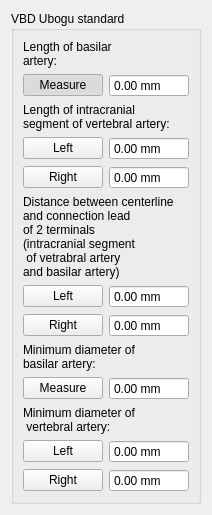
The window that codes/Controller/InteractorStyles/QInteractorStyleSurfaceCenterLineVBDUboguStandard.ui (wuzhuobin/Vessel_Project) describes before a commit, drawn with Qt 5.
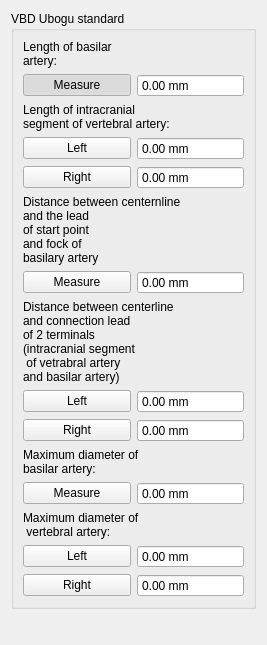
The same window after the commit.

```diff
--- a/codes/Controller/InteractorStyles/QInteractorStyleSurfaceCenterLineVBDUboguStandard.ui
+++ b/codes/Controller/InteractorStyles/QInteractorStyleSurfaceCenterLineVBDUboguStandard.ui
@@ -6,8 +6,8 @@
    <rect>
     <x>0</x>
     <y>0</y>
-    <width>212</width>
-    <height>498</height>
+    <width>267</width>
+    <height>645</height>
    </rect>
   </property>
   <property name="windowTitle">
@@ -20,20 +20,20 @@
       <string>VBD Ubogu standard</string>
      </property>
      <layout class="QGridLayout" name="gridLayout">
-      <item row="9" column="1">
-       <widget class="QDoubleSpinBox" name="doubleSpinBoxMinimumDiameterOfBasilarArtery">
-        <property name="buttonSymbols">
-         <enum>QAbstractSpinBox::NoButtons</enum>
+      <item row="6" column="0">
+       <widget class="QPushButton" name="pushButtonDistanceBetweenCenterlineAndTheLeadOfStartPointAndFockOfBasilarArtery">
+        <property name="text">
+         <string>Measure</string>
         </property>
-        <property name="suffix">
-         <string> mm</string>
+        <property name="checkable">
+         <bool>true</bool>
         </property>
        </widget>
       </item>
       <item row="11" column="0">
        <widget class="QPushButton" name="pushButtonMinimumDiameterOfLeftVetebralArtery">
         <property name="text">
-         <string>Left</string>
+         <string>Measure</string>
         </property>
         <property name="checkable">
          <bool>true</bool>
@@ -43,13 +43,13 @@
         </attribute>
        </widget>
       </item>
-      <item row="9" column="0">
-       <widget class="QPushButton" name="pushButtonMinimumDiameterOfBasilarArtery">
-        <property name="text">
-         <string>Measure</string>
+      <item row="13" column="1">
+       <widget class="QDoubleSpinBox" name="doubleSpinBoxMaximumDiameterOfLeftVetebralArtery">
+        <property name="buttonSymbols">
+         <enum>QAbstractSpinBox::NoButtons</enum>
         </property>
-        <property name="checkable">
-         <bool>true</bool>
+        <property name="suffix">
+         <string> mm</string>
         </property>
         <attribute name="buttonGroup">
          <string notr="true">buttonGroup</string>
@@ -66,11 +66,44 @@
         </property>
        </widget>
       </item>
-      <item row="8" column="0" colspan="2">
-       <widget class="QLabel" name="label_3">
+      <item row="13" column="0">
+       <widget class="QPushButton" name="pushButtonMaximumDiameterOfLeftVetebralArtery">
         <property name="text">
-         <string>Minimum diameter of 
-basilar artery:</string>
+         <string>Left</string>
+        </property>
+        <property name="checkable">
+         <bool>true</bool>
+        </property>
+        <attribute name="buttonGroup">
+         <string notr="true">buttonGroup</string>
+        </attribute>
+       </widget>
+      </item>
+      <item row="14" column="1">
+       <widget class="QDoubleSpinBox" name="doubleSpinBoxMaximumDiameterOfRightVetebralArtery">
+        <property name="buttonSymbols">
+         <enum>QAbstractSpinBox::NoButtons</enum>
+        </property>
+        <property name="suffix">
+         <string> mm</string>
+        </property>
+       </widget>
+      </item>
+      <item row="1" column="1">
+       <widget class="QDoubleSpinBox" name="doubleSpinBoxLengthOfBasilaarArtery">
+        <property name="buttonSymbols">
+         <enum>QAbstractSpinBox::NoButtons</enum>
+        </property>
+        <property name="suffix">
+         <string> mm</string>
+        </property>
+       </widget>
+      </item>
+      <item row="2" column="0" colspan="2">
+       <widget class="QLabel" name="label_2">
+        <property name="text">
+         <string>Length of intracranial 
+segment of vertebral artery: </string>
         </property>
        </widget>
       </item>
@@ -84,50 +117,6 @@
         </property>
        </widget>
       </item>
-      <item row="4" column="0">
-       <widget class="QPushButton" name="pushButtonLengthOfIntracranialSegmentOfRightVetrabralArtery">
-        <property name="text">
-         <string>Right</string>
-        </property>
-        <property name="checkable">
-         <bool>true</bool>
-        </property>
-        <attribute name="buttonGroup">
-         <string notr="true">buttonGroup</string>
-        </attribute>
-       </widget>
-      </item>
-      <item row="4" column="1">
-       <widget class="QDoubleSpinBox" name="doubleSpinBoxLengthOfIntracranialSegmentOfRightVetrabralArtery">
-        <property name="buttonSymbols">
-         <enum>QAbstractSpinBox::NoButtons</enum>
-        </property>
-        <property name="suffix">
-         <string> mm</string>
-        </property>
-       </widget>
-      </item>
-      <item row="3" column="0">
-       <widget class="QPushButton" name="pushButtonLengthOfIntracranialSegmentOfLeftVetrabralArtery">
-        <property name="text">
-         <string>Left</string>
-        </property>
-        <property name="checkable">
-         <bool>true</bool>
-        </property>
-        <attribute name="buttonGroup">
-         <string notr="true">buttonGroup</string>
-        </attribute>
-       </widget>
-      </item>
-      <item row="10" column="0" colspan="2">
-       <widget class="QLabel" name="label_4">
-        <property name="text">
-         <string>Minimum diameter of 
- vertebral artery:</string>
-        </property>
-       </widget>
-      </item>
       <item row="0" column="0" colspan="2">
        <widget class="QLabel" name="label">
         <property name="text">
@@ -136,7 +125,7 @@
         </property>
        </widget>
       </item>
-      <item row="7" column="0">
+      <item row="9" column="0">
        <widget class="QPushButton" name="pushButtonDistanceBetweenCenterlineAndConnectionLeadOf2TerminalsRightIntracranialSegmentOfVertebralArteryAndBasilarArtery">
         <property name="text">
          <string>Right</string>
@@ -149,8 +138,8 @@
         </attribute>
        </widget>
       </item>
-      <item row="7" column="1">
-       <widget class="QDoubleSpinBox" name="doubleSpinBoxDistanceBetweenCenterlineAndConnectionLeadOf2TerminalsRightIntracranialSegmentOfVertebralArteryAndBasilarArtery">
+      <item row="8" column="1">
+       <widget class="QDoubleSpinBox" name="doubleSpinBoxDistanceBetweenCenterlineAndConnectionLeadOf2TerminalsLeftIntracranialSegmentOfVertebralArteryAndBasilarArtery">
         <property name="buttonSymbols">
          <enum>QAbstractSpinBox::NoButtons</enum>
         </property>
@@ -159,7 +148,72 @@
         </property>
        </widget>
       </item>
-      <item row="5" column="0" colspan="2">
+      <item row="8" column="0">
+       <widget class="QPushButton" name="pushButtonDistanceBetweenCenterlineAndConnectionLeadOf2TerminalsLeftIntracranialSegmentOfVertebralArteryAndBasilarArtery">
+        <property name="text">
+         <string>Left</string>
+        </property>
+        <property name="checkable">
+         <bool>true</bool>
+        </property>
+        <attribute name="buttonGroup">
+         <string notr="true">buttonGroup</string>
+        </attribute>
+       </widget>
+      </item>
+      <item row="3" column="0">
+       <widget class="QPushButton" name="pushButtonLengthOfIntracranialSegmentOfLeftVetrabralArtery">
+        <property name="text">
+         <string>Left</string>
+        </property>
+        <property name="checkable">
+         <bool>true</bool>
+        </property>
+        <attribute name="buttonGroup">
+         <string notr="true">buttonGroup</string>
+        </attribute>
+       </widget>
+      </item>
+      <item row="12" column="0" colspan="2">
+       <widget class="QLabel" name="label_4">
+        <property name="text">
+         <string>Maximum diameter of 
+ vertebral artery:</string>
+        </property>
+       </widget>
+      </item>
+      <item row="14" column="0">
+       <widget class="QPushButton" name="pushButtonMaximumDiameterOfRightVetebralArtery">
+        <property name="text">
+         <string>Right</string>
+        </property>
+        <property name="checkable">
+         <bool>true</bool>
+        </property>
+        <attribute name="buttonGroup">
+         <string notr="true">buttonGroup</string>
+        </attribute>
+       </widget>
+      </item>
+      <item row="4" column="1">
+       <widget class="QDoubleSpinBox" name="doubleSpinBoxLengthOfIntracranialSegmentOfRightVetrabralArtery">
+        <property name="buttonSymbols">
+         <enum>QAbstractSpinBox::NoButtons</enum>
+        </property>
+        <property name="suffix">
+         <string> mm</string>
+        </property>
+       </widget>
+      </item>
+      <item row="10" column="0" colspan="2">
+       <widget class="QLabel" name="label_3">
+        <property name="text">
+         <string>Maximum diameter of 
+basilar artery:</string>
+        </property>
+       </widget>
+      </item>
+      <item row="7" column="0" colspan="2">
        <widget class="QLabel" name="label_15">
         <property name="text">
          <string>Distance between centerline 
@@ -171,10 +225,10 @@
         </property>
        </widget>
       </item>
-      <item row="6" column="0">
-       <widget class="QPushButton" name="pushButtonDistanceBetweenCenterlineAndConnectionLeadOf2TerminalsLeftIntracranialSegmentOfVertebralArteryAndBasilarArtery">
+      <item row="4" column="0">
+       <widget class="QPushButton" name="pushButtonLengthOfIntracranialSegmentOfRightVetrabralArtery">
         <property name="text">
-         <string>Left</string>
+         <string>Right</string>
         </property>
         <property name="checkable">
          <bool>true</bool>
@@ -184,18 +238,8 @@
         </attribute>
        </widget>
       </item>
-      <item row="6" column="1">
-       <widget class="QDoubleSpinBox" name="doubleSpinBoxDistanceBetweenCenterlineAndConnectionLeadOf2TerminalsLeftIntracranialSegmentOfVertebralArteryAndBasilarArtery">
-        <property name="buttonSymbols">
-         <enum>QAbstractSpinBox::NoButtons</enum>
-        </property>
-        <property name="suffix">
-         <string> mm</string>
-        </property>
-       </widget>
-      </item>
-      <item row="1" column="1">
-       <widget class="QDoubleSpinBox" name="doubleSpinBoxLengthOfBasilaarArtery">
+      <item row="9" column="1">
+       <widget class="QDoubleSpinBox" name="doubleSpinBoxDistanceBetweenCenterlineAndConnectionLeadOf2TerminalsRightIntracranialSegmentOfVertebralArteryAndBasilarArtery">
         <property name="buttonSymbols">
          <enum>QAbstractSpinBox::NoButtons</enum>
         </property>
@@ -220,35 +264,31 @@
         </attribute>
        </widget>
       </item>
-      <item row="2" column="0" colspan="2">
-       <widget class="QLabel" name="label_2">
+      <item row="5" column="0" colspan="2">
+       <widget class="QLabel" name="label_5">
         <property name="text">
-         <string>Length of intracranial 
-segment of vertebral artery: </string>
+         <string>Distance between centernline 
+and the lead 
+of start point 
+and fock of 
+basilary artery </string>
         </property>
        </widget>
       </item>
-      <item row="12" column="0">
-       <widget class="QPushButton" name="pushButtonMinimumDiameterOfRightVetebralArtery">
-        <property name="text">
-         <string>Right</string>
-        </property>
-        <property name="checkable">
-         <bool>true</bool>
-        </property>
-        <attribute name="buttonGroup">
-         <string notr="true">buttonGroup</string>
-        </attribute>
-       </widget>
-      </item>
-      <item row="12" column="1">
-       <widget class="QDoubleSpinBox" name="doubleSpinBoxMinimumDiameterOfRightVetebralArtery">
+      <item row="6" column="1">
+       <widget class="QDoubleSpinBox" name="doubleSpinBoxDistanceBetweenCenterlineAndTheLeadOfStartPointAndFockOfBasilarArtery">
         <property name="buttonSymbols">
          <enum>QAbstractSpinBox::NoButtons</enum>
         </property>
+        <property name="prefix">
+         <string/>
+        </property>
         <property name="suffix">
          <string> mm</string>
         </property>
+        <property name="maximum">
+         <double>999.000000000000000</double>
+        </property>
        </widget>
       </item>
      </layout>
```
Left out of the diff: 10 changed lines with no effect on the pictures.
